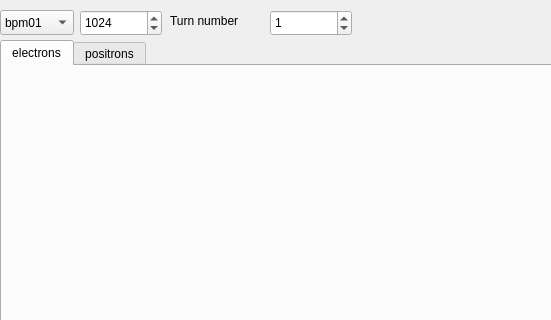
vitaliibalakin/c_orbit, file uis/plot's.ui: the form before one commit; both pictures show x 0 to 551 and y 0 to 320 of the 947 by 995 pixel window.
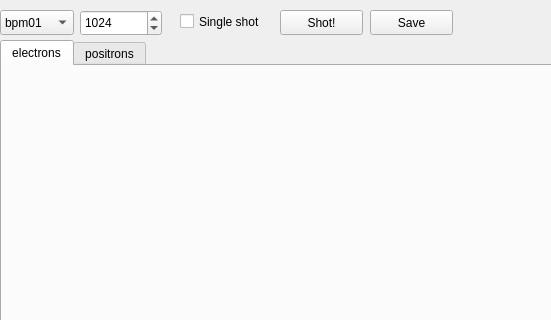
The form after the commit.

```diff
--- a/uis/plot's.ui
+++ b/uis/plot's.ui
@@ -319,33 +319,43 @@
      <number>1024</number>
     </property>
    </widget>
-   <widget class="QLabel" name="label">
+   <widget class="QPushButton" name="btn_shot">
     <property name="geometry">
      <rect>
-      <x>170</x>
+      <x>280</x>
       <y>10</y>
-      <width>91</width>
-      <height>21</height>
+      <width>83</width>
+      <height>25</height>
      </rect>
     </property>
     <property name="text">
-     <string>Turn number</string>
+     <string>Shot!</string>
     </property>
    </widget>
-   <widget class="QSpinBox" name="turn_number">
+   <widget class="QCheckBox" name="chb_single_shot">
     <property name="geometry">
      <rect>
-      <x>270</x>
+      <x>180</x>
       <y>10</y>
-      <width>82</width>
-      <height>26</height>
+      <width>101</width>
+      <height>23</height>
      </rect>
     </property>
-    <property name="maximum">
-     <number>1024</number>
+    <property name="text">
+     <string>Single shot</string>
     </property>
-    <property name="value">
-     <number>1</number>
+   </widget>
+   <widget class="QPushButton" name="btn_save">
+    <property name="geometry">
+     <rect>
+      <x>370</x>
+      <y>10</y>
+      <width>83</width>
+      <height>25</height>
+     </rect>
+    </property>
+    <property name="text">
+     <string>Save</string>
     </property>
    </widget>
   </widget>
```
